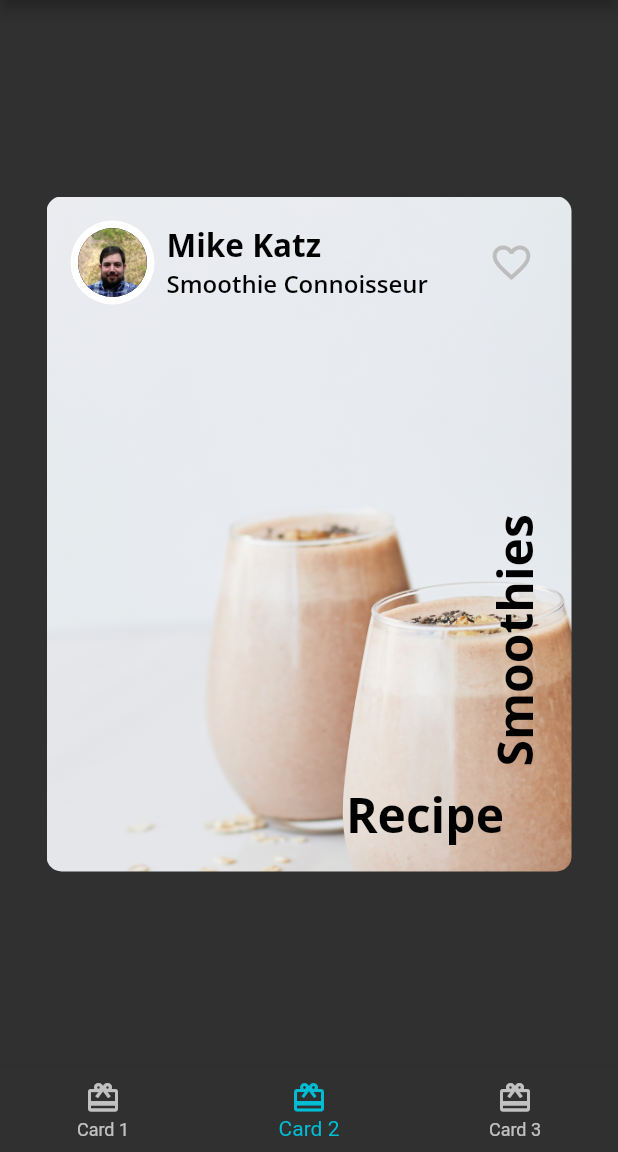
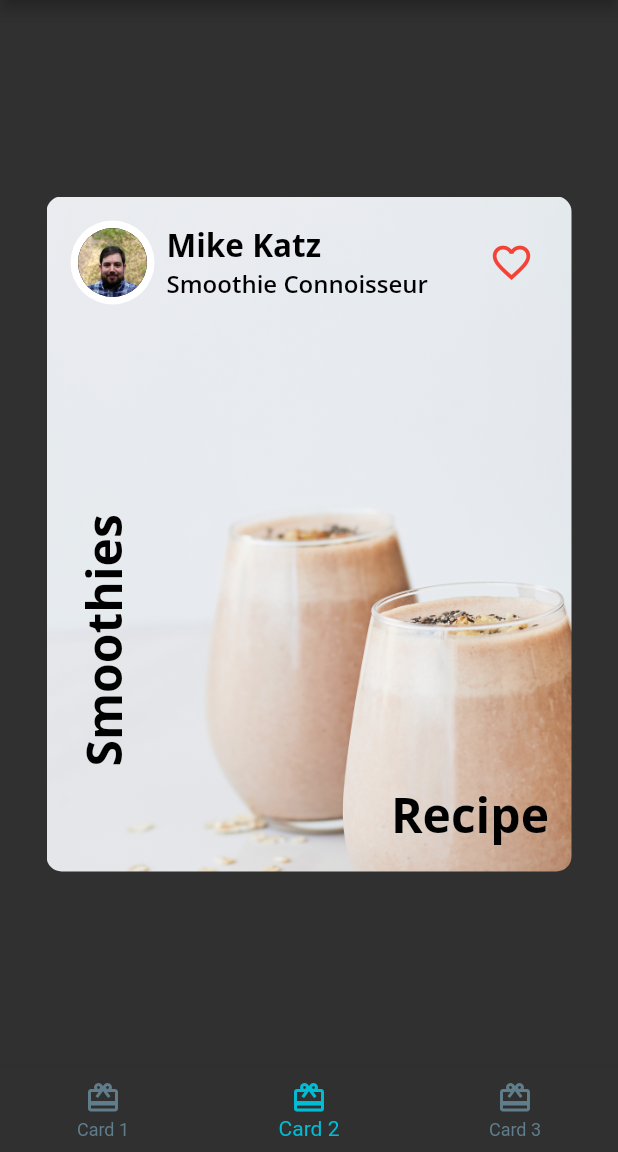
Before and after one commit to aribyusronha/fooderlich, a Flutter app: the screen it shows after launch, item 2 of the bottom bar chosen, on a phone screen of 412 x 824 dp, the part 84-1236 px from its top. Run offline on Flutter 3.47's test engine with Material 2 defaults, Android fonts, the phone set to English and light mode, and no system bars; our stand-ins replace google_fonts.

Commit message:
Modul Praktikum 4 - Selesai
Add Favorite button

```diff
--- a/lib/card/author_card.dart
+++ b/lib/card/author_card.dart
@@ -1,8 +1,9 @@
 import 'package:flutter/material.dart';
 import '../fooderlich_theme.dart';
+import '../inherited_fav.dart';
 import 'circle_image.dart';
 
-class AuthorCard extends StatelessWidget{
+class AuthorCard extends StatefulWidget{
     final String authorName;
     final String title;
     final ImageProvider imageProvider;
@@ -15,7 +16,16 @@ class AuthorCard extends StatelessWidget{
     }):super(key: key);
 
   @override
+  State<AuthorCard> createState() => _AuthorCardState();
+}
+
+class _AuthorCardState extends State<AuthorCard> {
+    //bool _isFavorite = false;
+
+    @override
     Widget build(BuildContext context) {
+        FavProvider? favProvider = FavProvider.of(context);
+
         return Container(
                 padding: const EdgeInsets.all(16),
                 child: Row(
@@ -24,7 +34,7 @@ class AuthorCard extends StatelessWidget{
                         Row(
                             children: [
                                 CircleImage(
-                                imageProvider: imageProvider,
+                                    imageProvider: widget.imageProvider,
                                     imageRadius: 28,
                                 ),
                                 const SizedBox(width: 8),
@@ -32,11 +42,11 @@ class AuthorCard extends StatelessWidget{
                                     crossAxisAlignment: CrossAxisAlignment.start,
                                     children: [
                                         Text(
-                                        authorName,
+                                            widget.authorName,
                                             style: FooderlichTheme.lightTextTheme.headline2,
                                         ),
                                         Text(
-                                        title,
+                                            widget.title,
                                             style: FooderlichTheme.lightTextTheme.headline3,
                                         ),
                                     ],
@@ -44,15 +54,17 @@ class AuthorCard extends StatelessWidget{
                             ]
                         ),
                         IconButton(
-                        icon: const Icon(Icons.favorite_border),
+                            icon: Icon(favProvider!.favMod.isFavorite? Icons.favorite : Icons.favorite_border_outlined),
                             iconSize: 30,
-                        color: Colors.grey[400],
+                            color: Colors.red,
                             onPressed: (){
-                            const snackBar = SnackBar(content: Text('Press Favorite'));
-                            ScaffoldMessenger.of(context).showSnackBar(snackBar);
+                                setState(() {
+                                    favProvider.favMod.favTap();
+                                });
                             },
-                    )
-                ]),
+                        ),
+                    ]
+                ),
         );
     }
 }
--- a/lib/card/card1.dart
+++ b/lib/card/card1.dart
@@ -27,7 +27,7 @@ class Card1 extends StatelessWidget{
                     children: [
                         Text(
                             category,
-                            style: FooderlichTheme.lightTextTheme.bodyText1,
+                            style: FooderlichTheme.darkTextTheme.bodyText1,
                         ),
                         Positioned(
                             top: 20,
@@ -41,7 +41,7 @@ class Card1 extends StatelessWidget{
                             right: 0,
                             child: Text(
                                 description,
-                                style: FooderlichTheme.darkTextTheme.bodyText2,
+                                style: FooderlichTheme.darkTextTheme.bodyText1,
                             ),
                         ),
                         Positioned(
--- a/lib/card/card2.dart
+++ b/lib/card/card2.dart
@@ -29,7 +29,7 @@ class Card2 extends StatelessWidget  {
                               children: [
                                   Positioned(
                                       bottom: 16,
-                                      right: 45,
+                                      right: 15,
                                       child: Text(
                                           'Recipe',
                                           style: FooderlichTheme.lightTextTheme.headline1,
@@ -38,7 +38,7 @@ class Card2 extends StatelessWidget  {
 
                                   Positioned(
                                       bottom: 70,
-                                      right: 16,
+                                      left: 16,
                                       child: RotatedBox(
                                           quarterTurns: 3,
                                           child: Text(
--- a/lib/fooderlich_theme.dart
+++ b/lib/fooderlich_theme.dart
@@ -50,7 +50,7 @@ class FooderlichTheme {
 
     static ThemeData light() {
         return ThemeData(
-            primarySwatch: Colors.amber,
+            primarySwatch: Colors.cyan,
             primaryColor: Colors.white,
             brightness: Brightness.light,
             backgroundColor: const Color(0xFFE5E5E5),
--- a/lib/home.dart
+++ b/lib/home.dart
@@ -14,6 +14,7 @@ class Home extends StatefulWidget{
 class _HomeState extends State<Home>{
     int _selectedIndex = 0;
 
+
     static List<Widget> pages = <Widget>[
         const Card1(),
         const Card2(),
@@ -23,6 +24,7 @@ class _HomeState extends State<Home>{
     void _onItemTapped(int index){
         setState(() {
             _selectedIndex = index;
+
         });
     }
 
@@ -37,6 +39,7 @@ class _HomeState extends State<Home>{
             ),
             body: pages[_selectedIndex],
             bottomNavigationBar: BottomNavigationBar(
+                unselectedItemColor: Colors.blueGrey,
                 selectedItemColor: Colors.cyan,
                 currentIndex: _selectedIndex,
                 onTap: _onItemTapped,
--- /dev/null
+++ b/lib/inherited_fav.dart
@@ -0,0 +1,27 @@
+import 'package:flutter/material.dart';
+
+class FavModels {
+    late bool isFavorite;
+
+    FavModels({required this.isFavorite});
+
+    bool favTap(){
+        isFavorite = !isFavorite;
+        return isFavorite;
+    }
+}
+
+class FavProvider extends InheritedWidget{
+    final FavModels favMod;
+    final Widget child;
+
+    const FavProvider({Key? key, required this.favMod, required this.child}) : super(key: key, child: child);
+
+    static FavProvider? of(BuildContext context)=>
+        context.dependOnInheritedWidgetOfExactType<FavProvider>();
+
+    @override
+    bool updateShouldNotify(covariant InheritedWidget oldWidget) {
+        return true;
+    }
+}
--- a/pubspec.yaml
+++ b/pubspec.yaml
@@ -36,6 +36,8 @@ dependencies:
   # The following adds the Cupertino Icons font to your application.
   # Use with the CupertinoIcons class for iOS style icons.
   cupertino_icons: ^1.0.2
+  like_button: ^2.0.4
+  shared_preferences: ^2.0.15
 
 dev_dependencies:
   flutter_test:
```
Also changed, not shown: lib/main.dart (+2 -86 lines), pubspec.lock, 1 other file. Lines whose indentation alone changed are shown as unchanged.
